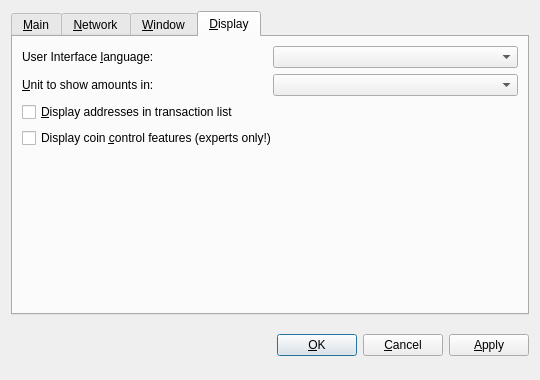
This is src/qt/forms/optionsdialog.ui in MintcoinCommunity/Mintcoin-Desktop-Wallet as Qt 5 draws it before an edit. The edited form follows.
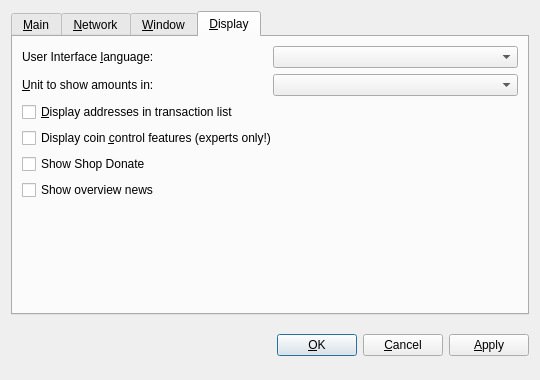
This is the edited form. The open tabs and pages were chosen to show the change. Custom widgets are drawn as their Qt base class.

```diff
--- a/src/qt/forms/optionsdialog.ui
+++ b/src/qt/forms/optionsdialog.ui
@@ -353,6 +353,20 @@
          </property>
         </widget>
        </item>
+       <item>
+        <widget class="QCheckBox" name="showShopDonate">
+         <property name="text">
+          <string>Show Shop Donate</string>
+         </property>
+        </widget>
+       </item>
+       <item>
+        <widget class="QCheckBox" name="showOverviewNews">
+         <property name="text">
+          <string>Show overview news</string>
+         </property>
+        </widget>
+       </item>
        <item>
         <spacer name="verticalSpacer_Display">
          <property name="orientation">
```
